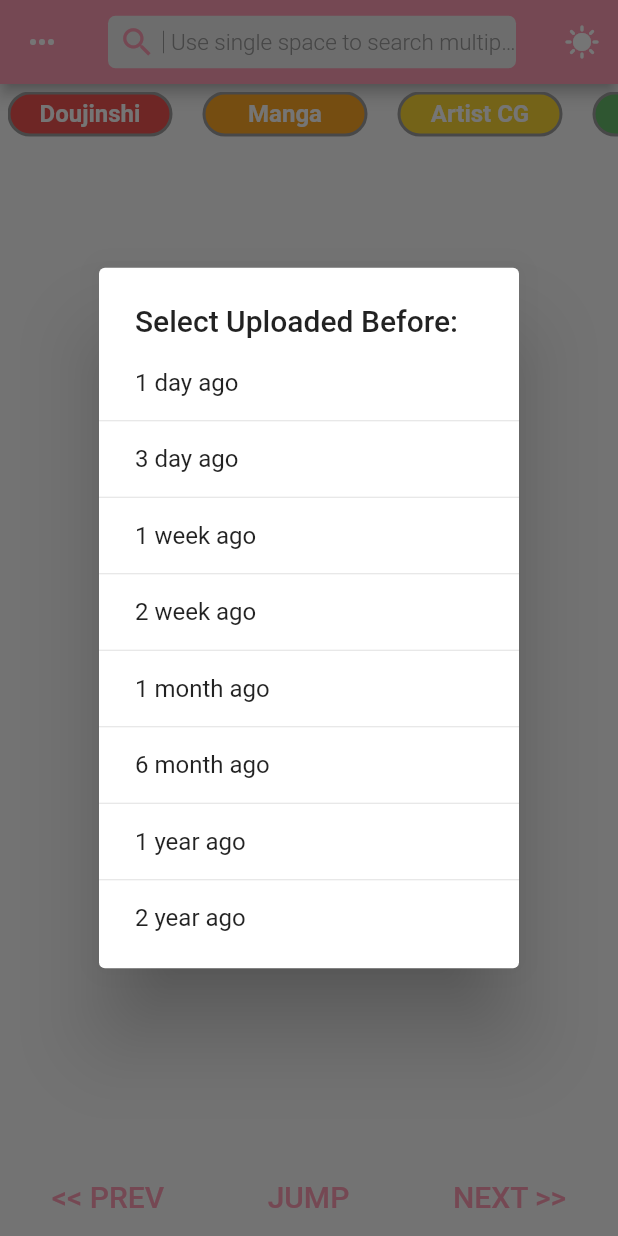
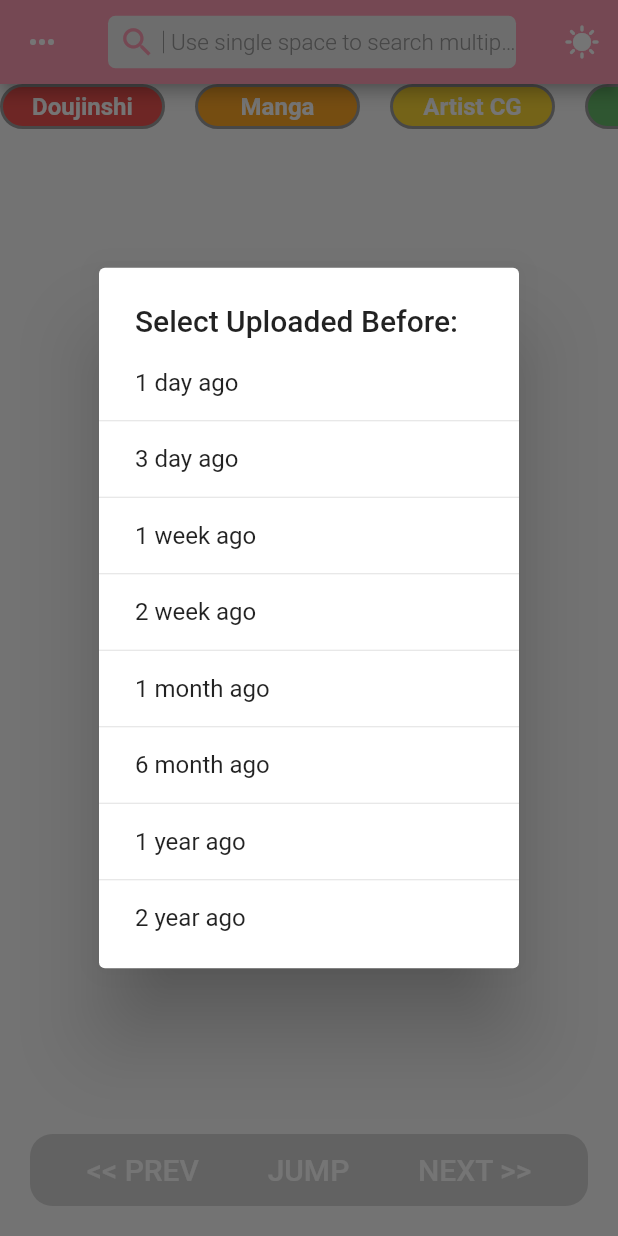
Before and after one commit to ziruiLiu-g/ehen-browser, a Flutter app: the screen it shows after launch, item 2 of the bottom bar chosen, on a phone screen of 412 x 824 dp. Run offline on Flutter 3.47's test engine with Material 2 defaults, Android fonts, the phone set to English and light mode, and no system bars; our stand-ins replace cached_network_image, dio, get, getwidget, logger, shared_preferences; network calls fail.

Commit message:
Optimize ui

```diff
--- /dev/null
+++ b/lib/controller/home_controller.dart
@@ -0,0 +1,13 @@
+import 'package:get/get.dart';
+
+class HomeController extends GetxController {
+  var _galleryVisible = true.obs;
+
+  bool get galleryVisible => _galleryVisible.value;
+  set galleryVisible(bool check) => _galleryVisible.value = check;
+
+  @override
+  void onInit() {
+    super.onInit();
+  }
+}
--- a/lib/page/home/home.dart
+++ b/lib/page/home/home.dart
@@ -1,5 +1,7 @@
+import 'package:ehentai_browser/page/home/widget/gallery_flutter_card.dart';
 import 'package:ehentai_browser/page/home/widget/multi_cata_check.dart';
 import 'package:ehentai_browser/widget/app_bar_ehen.dart';
+import 'package:ehentai_browser/widget/bottom_blur_navigator.dart';
 import 'package:ehentai_browser/widget/loading_animation.dart';
 import 'package:flutter/cupertino.dart';
 import 'package:flutter/material.dart';
@@ -7,6 +9,7 @@ import 'package:get/get.dart';
 
 import '../../common/const.dart';
 import '../../controller/cata_controller.dart';
+import '../../controller/home_controller.dart';
 import '../../controller/theme_controller.dart';
 import '../../model/gallery_model.dart';
 import '../../util/ehentai_crawler.dart';
@@ -22,8 +25,8 @@ class HomePage extends StatefulWidget {
 }
 
 class _HomePageState extends State<HomePage> {
-  var scrollController = ScrollController();
   final ctaController = Get.put(CataController());
+  final homeController = Get.put(HomeController());
 
   late List<GalleryModel> glist = [];
 
@@ -33,8 +36,6 @@ class _HomePageState extends State<HomePage> {
   String? cata;
   String? beforeDate;
   bool? isPrev;
-  var listener;
-
   var isInit = true;
 
   @override
@@ -48,12 +49,7 @@ class _HomePageState extends State<HomePage> {
   @override
   Widget build(BuildContext context) {
     return Scaffold(
-      appBar: PreferredSize(
-        preferredSize: Size.fromHeight(96.0),
-        child: Column(
-          crossAxisAlignment: CrossAxisAlignment.center,
-          children: [
-            ehenAppBar((text) {
+      appBar: ehenAppBar((text) {
         next = '';
         setState(() {});
       }, () {
@@ -62,17 +58,9 @@ class _HomePageState extends State<HomePage> {
       }, (text) {
         search = text;
       }, searBarText: search),
-            Container(
-              height: 40,
-              alignment: Alignment.center,
-              child: EhenCheck((cataNum) {
-                cata = '$cataNum';
-              }),
-            ),
-          ],
-        ),
-      ),
-      body: FutureBuilder<dynamic>(
+      body: Stack(
+        children: [
+          FutureBuilder<dynamic>(
               future: _searchGallerys(),
               builder: (context, snapshot) {
                 Widget child;
@@ -85,27 +73,52 @@ class _HomePageState extends State<HomePage> {
                   child = _buildMainContent();
                 }
 
-          return AnimatedSwitcher(
-            duration: Duration(milliseconds: 500),
-            child: child,
-          );
-        },
+                return child;
+              }),
+          Column(
+            mainAxisAlignment: MainAxisAlignment.spaceBetween,
+            children: [
+              EhenCheck((cataNum) {
+                cata = '$cataNum';
+              }),
+              _nextPrevButton(),
+            ],
+          )
+        ],
       ),
-      bottomNavigationBar: _nextPrevButton(),
     );
   }
 
-  Widget _buildMainContent() {
-    return SingleChildScrollView(
-      controller: scrollController,
+  _buildMainContent() {
+    homeController.galleryVisible = true;
+    return Obx(
+      () => AnimatedOpacity(
+        // If the widget is visible, animate to 0.0 (invisible).
+        // If the widget is hidden, animate to 1.0 (fully visible).
+        opacity: homeController.galleryVisible ? 1.0 : 0.0,
+        duration: const Duration(milliseconds: 500),
+        // The green box must be a child of the AnimatedOpacity widget.
+        child: SingleChildScrollView(
           padding: EdgeInsets.only(left: 20, right: 20),
           child: get_gallery_rows_list(),
+        ),
+      ),
     );
+
+    // return SingleChildScrollView(
+    //   padding: EdgeInsets.only(left: 20, right: 20),
+    //   child: get_gallery_rows_list()
+    // );
   }
 
   // 后端加载
   Future<int> _searchGallerys({List<GalleryModel>? list}) async {
-    var htmlDoc = await loadGallerysHtml(isPrev!, search: search, cata: cata, prev: prev, next: next, dateBefore: beforeDate);
+    var htmlDoc = await loadGallerysHtml(isPrev!,
+        search: search,
+        cata: cata,
+        prev: prev,
+        next: next,
+        dateBefore: beforeDate);
 
     glist = await getGalleryList(htmlDoc, list: list);
     next = getGalleryNextPage(htmlDoc);
@@ -117,21 +130,14 @@ class _HomePageState extends State<HomePage> {
 
   // 下一页和上一页
   Widget _nextPrevButton() {
-    return Container(
-      height: BOTTOM_BAR_HEIGHT,
-      // color: Colors.red,
-      alignment: Alignment.topCenter,
-      child: Row(
-        mainAxisAlignment: MainAxisAlignment.spaceAround,
-        children: <Widget>[
+    return BottomBlurNavigator(
+      widgets: <Widget>[
         TextButton(
-            child: Obx(
-              () => Text(
+          child: Text(
             "<< PREV",
             style: TextStyle(
               fontSize: 20,
-                  color: galleryPageButtonColor(ThemeController.isLightTheme),
-                ),
+              color: Colors.white,
             ),
           ),
           onPressed: () async {
@@ -143,24 +149,20 @@ class _HomePageState extends State<HomePage> {
         ),
         TextButton(
           onPressed: _simpleDialog,
-            child: Obx(
-              () => Text(
+          child: Text(
             "JUMP",
             style: TextStyle(
               fontSize: 20,
-                  color: galleryPageButtonColor(ThemeController.isLightTheme),
-                ),
+              color: Colors.white,
             ),
           ),
         ),
         TextButton(
-            child: Obx(
-              () => Text(
+          child: Text(
             "NEXT >>",
             style: TextStyle(
               fontSize: 20,
-                  color: galleryPageButtonColor(ThemeController.isLightTheme),
-                ),
+              color: Colors.white,
             ),
           ),
           onPressed: () {
@@ -170,7 +172,6 @@ class _HomePageState extends State<HomePage> {
           },
         ),
       ],
-      ),
     );
   }
 
@@ -256,15 +257,13 @@ class _HomePageState extends State<HomePage> {
     Widget content;
     List<Widget> ww = [];
     for (var g in glist) {
-      ww.add(GalleryCard(g));
-      ww.add(const Divider(
-        height: 1,
-        color: Colors.grey,
-      ));
+      ww.add(GalleryFlutterCard(g));
     }
     content = Column(
+      mainAxisAlignment: MainAxisAlignment.spaceEvenly,
       children: ww,
     );
+
     return content;
   }
 }
--- a/lib/page/home/widget/multi_cata_check.dart
+++ b/lib/page/home/widget/multi_cata_check.dart
@@ -1,3 +1,5 @@
+import 'dart:ui';
+
 import 'package:ehentai_browser/util/color.dart';
 import 'package:flutter/cupertino.dart';
 import 'package:flutter/material.dart';
@@ -20,10 +22,16 @@ class _EhenCheckState extends State<EhenCheck> {
   @override
   Widget build(BuildContext context) {
     return Container(
-      margin: EdgeInsets.only(left: 5),
       alignment: Alignment.center,
       height: 30.0,
-      child: _createAllChecks(),
+      child:  Container(
+        child: ClipRRect(
+          child: BackdropFilter(
+            filter: ImageFilter.blur(sigmaX: 2.0, sigmaY: 2.0),
+            child: _createAllChecks(),
+          ),
+        ),
+      ),
     );
   }
 
--- a/lib/widget/app_bar_ehen.dart
+++ b/lib/widget/app_bar_ehen.dart
@@ -7,7 +7,7 @@ import 'dark_mode_switcher.dart';
 
 MediaQueryData mediaQuery = MediaQueryData.fromWindow(window);
 
-Widget ehenAppBar(Function(String) searchCallBack, Function() searchIconCallBack, Function(String) inputCallBack,
+ehenAppBar(Function(String) searchCallBack, Function() searchIconCallBack, Function(String) inputCallBack,
     {String? searBarText}) {
   return AppBar(
     // titleSpacing: 0,
--- /dev/null
+++ b/lib/widget/bottom_blur_navigator.dart
@@ -0,0 +1,37 @@
+import 'dart:ui';
+
+import 'package:flutter/cupertino.dart';
+import 'package:flutter/material.dart';
+
+class BottomBlurNavigator extends StatefulWidget {
+  List<Widget>? widgets;
+
+  @override
+  State<BottomBlurNavigator> createState() => _BottomBlurNavigatorState();
+
+  BottomBlurNavigator({this.widgets});
+}
+
+class _BottomBlurNavigatorState extends State<BottomBlurNavigator> {
+  @override
+  Widget build(BuildContext context) {
+    return Container(
+      width: MediaQuery.of(context).size.width,
+      padding: EdgeInsets.only(left: 20, right: 20),
+      margin: EdgeInsets.only(bottom: 20),
+      child: ClipRRect(
+        borderRadius: BorderRadius.circular(15),
+        child: BackdropFilter(
+          filter: ImageFilter.blur(sigmaX: 8.0, sigmaY: 8.0),
+          child: Container(
+            color: Colors.grey.withOpacity(0.4),
+            child: Row(
+              mainAxisAlignment: MainAxisAlignment.spaceEvenly,
+              children: widget.widgets!,
+            ),
+          ),
+        ),
+      ),
+    );
+  }
+}
--- a/lib/widget/full_screen_photo.dart
+++ b/lib/widget/full_screen_photo.dart
@@ -15,15 +15,13 @@ class TapablePhoto extends StatelessWidget {
       contentPadding: EdgeInsets.zero,
       backgroundColor: Colors.transparent,
       title: Container(
-        alignment: Alignment.center,
         child: InkWell(
           onTap: () => Get.back(),
           child: BackdropFilter(
             filter: ImageFilter.blur(sigmaX: 5.0, sigmaY: 5.0),
             child: Image.network(
               this.picUrl,
-              // width: MediaQuery.of(context).size.width,
-              height: MediaQuery.of(context).size.height * 2 / 3,
+              width: MediaQuery.of(context).size.width,
               fit: BoxFit.contain,
             ),
           ),
```
Also changed, not shown: lib/page/gallery_page.dart (+33 -5 lines), lib/page/home/widget/gallery_flutter_card.dart (added, +105 -0 lines). Lines whose indentation alone changed are shown as unchanged.
